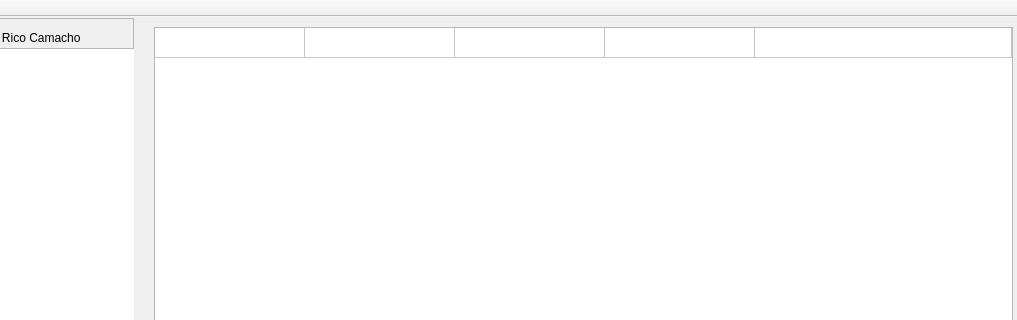
Old version of the form mainwindow.ui in the repository gladiadores-depresion-y-jet/INVINSIBLE-MyIDE; both pictures show x 96 to 1113 and y 0 to 320 of the 1113 by 703 pixel window.
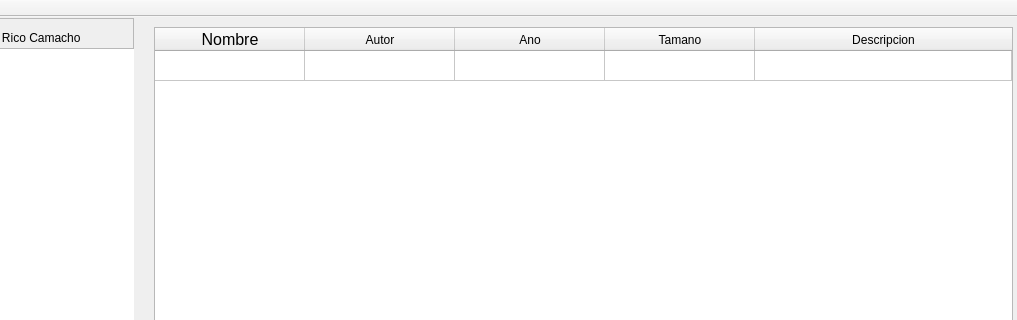
New version of the form.

Diff of the .ui file:
```diff
--- a/mainwindow.ui
+++ b/mainwindow.ui
@@ -155,7 +155,7 @@
      <item>
       <widget class="QTableWidget" name="tableWidget">
        <attribute name="horizontalHeaderVisible">
-        <bool>false</bool>
+        <bool>true</bool>
        </attribute>
        <attribute name="horizontalHeaderCascadingSectionResizes">
         <bool>false</bool>
```
Left out of the diff: 25 changed lines with no effect on the pictures.
